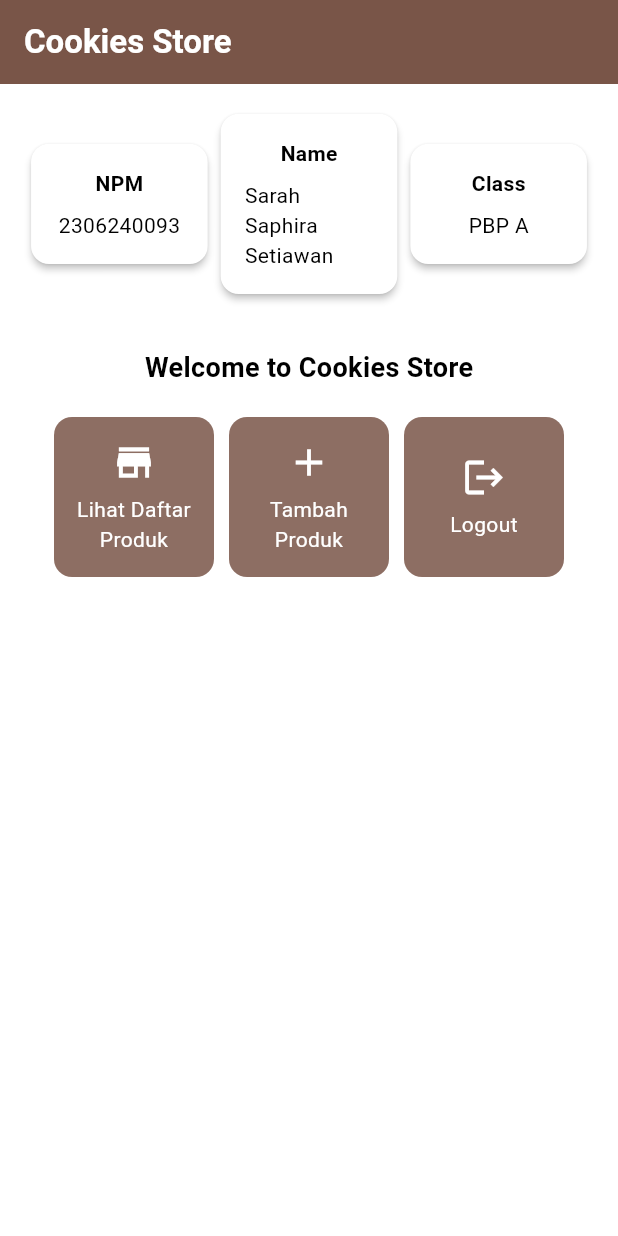
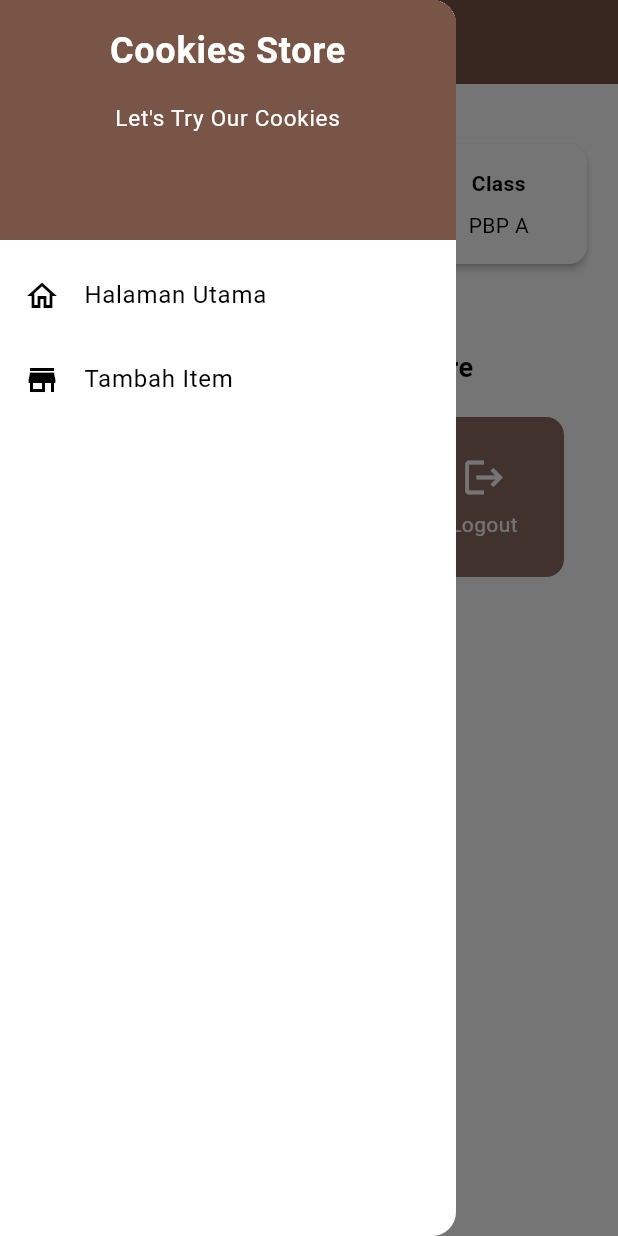
Before and after one commit to sarahsaphira/cookies-store-mobile, a Flutter app: the screen it shows after launch, with the side drawer open (before the commit the screen has no drawer), on a phone screen of 412 x 824 dp. Run offline on Flutter 3.47's test engine with Material 3 defaults, Android fonts, the phone set to English and light mode, and no system bars.

Commit message:
Tugas Individu 8

```diff
--- a/lib/main.dart
+++ b/lib/main.dart
@@ -1,5 +1,5 @@
 import 'package:flutter/material.dart';
-import 'package:cookies_store/menu.dart';
+import 'package:cookies_store/screens/menu.dart';
 
 void main() {
   runApp(const MyApp());
--- a/lib/menu.dart
+++ b/lib/screens/menu.dart
@@ -1,4 +1,7 @@
 import 'package:flutter/material.dart';
+import 'package:cookies_store/widgets/left_drawer.dart';
+import 'package:cookies_store/widgets/item_card.dart';
+
 
 class MyHomePage extends StatelessWidget {
   MyHomePage({super.key});
@@ -7,8 +10,8 @@
   final String className = 'PBP A'; // Kelas
 
   final List<ItemHomepage> items = [
-    ItemHomepage("Lihat Daftar Produk", Icons.store),
-    ItemHomepage("Tambah Produk", Icons.add),
+    ItemHomepage("Lihat Daftar Item", Icons.store),
+    ItemHomepage("Tambah Item", Icons.add),
     ItemHomepage("Logout", Icons.logout),
   ];
 
@@ -28,8 +31,10 @@
         ),
         // Warna latar belakang AppBar diambil dari skema warna tema aplikasi.
         backgroundColor: Theme.of(context).colorScheme.primary,
+        iconTheme: const IconThemeData(color: Colors.white),
       ),
       // Body halaman dengan padding di sekelilingnya.
+      drawer: const LeftDrawer(),
       body: Padding(
         padding: const EdgeInsets.all(16.0),
         // Menyusun widget secara vertikal dalam sebuah kolom.
@@ -124,64 +129,3 @@
     );
   }
 }
-
-class ItemHomepage {
-    final String name;
-    final IconData icon;
-
-    ItemHomepage(this.name, this.icon);
-}
-
-class ItemCard extends StatelessWidget {
-  // Menampilkan kartu dengan ikon dan nama.
-
-  final ItemHomepage item;
-
-  const ItemCard(this.item, {super.key});
-
-  @override
-  Widget build(BuildContext context) {
-    return Material(
-      // Menentukan warna latar belakang dari tema aplikasi.
-      color: Theme.of(context).colorScheme.secondary,
-      // Membuat sudut kartu melengkung.
-      borderRadius: BorderRadius.circular(12),
-
-      child: InkWell(
-        // Aksi ketika kartu ditekan.
-        onTap: () {
-          // Menampilkan pesan SnackBar saat kartu ditekan.
-          ScaffoldMessenger.of(context)
-            ..hideCurrentSnackBar()
-            ..showSnackBar(
-              SnackBar(content: Text("Kamu telah menekan tombol ${item.name}!"))
-            );
-        },
-        // Container untuk menyimpan Icon dan Text
-        child: Container(
-          padding: const EdgeInsets.all(8),
-          child: Center(
-            child: Column(
-              // Menyusun ikon dan teks di tengah kartu.
-              mainAxisAlignment: MainAxisAlignment.center,
-              children: [
-                Icon(
-                  item.icon,
-                  color: Colors.white,
-                  size: 30.0,
-                ),
-                const Padding(padding: EdgeInsets.all(3)),
-                Text(
-                  item.name,
-                  textAlign: TextAlign.center,
-                  style: const TextStyle(color: Colors.white),
-                ),
-              ],
-            ),
-          ),
-        ),
-      ),
-    );
-  }
-
-}
--- /dev/null
+++ b/lib/widgets/item_card.dart
@@ -0,0 +1,69 @@
+import 'package:cookies_store/screens/item_form.dart';
+import 'package:flutter/material.dart';
+
+class ItemHomepage {
+    final String name;
+    final IconData icon;
+
+    ItemHomepage(this.name, this.icon);
+}
+
+class ItemCard extends StatelessWidget {
+  // Menampilkan kartu dengan ikon dan nama.
+
+  final ItemHomepage item;
+
+  const ItemCard(this.item, {super.key});
+
+  @override
+  Widget build(BuildContext context) {
+    return Material(
+      // Menentukan warna latar belakang dari tema aplikasi.
+      color: Theme.of(context).colorScheme.secondary,
+      // Membuat sudut kartu melengkung.
+      borderRadius: BorderRadius.circular(12),
+
+      child: InkWell(
+        // Aksi ketika kartu ditekan.
+        onTap: () {
+          // Menampilkan pesan SnackBar saat kartu ditekan.
+          ScaffoldMessenger.of(context)
+            ..hideCurrentSnackBar()
+            ..showSnackBar(
+              SnackBar(content: Text("Kamu telah menekan tombol ${item.name}!"))
+            );
+          if (item.name == "Tambah Item") {
+            Navigator.push(
+              context,
+              MaterialPageRoute(builder: (context) => const ItemFormPage()),
+            );
+          }
+        },
+        // Container untuk menyimpan Icon dan Text
+        child: Container(
+          padding: const EdgeInsets.all(8),
+          child: Center(
+            child: Column(
+              // Menyusun ikon dan teks di tengah kartu.
+              mainAxisAlignment: MainAxisAlignment.center,
+              children: [
+                Icon(
+                  item.icon,
+                  color: Colors.white,
+                  size: 30.0,
+                ),
+                const Padding(padding: EdgeInsets.all(3)),
+                Text(
+                  item.name,
+                  textAlign: TextAlign.center,
+                  style: const TextStyle(color: Colors.white),
+                ),
+              ],
+            ),
+          ),
+        ),
+      ),
+    );
+  }
+
+}
--- /dev/null
+++ b/lib/widgets/left_drawer.dart
@@ -0,0 +1,67 @@
+import 'package:flutter/material.dart';
+import 'package:cookies_store/screens/menu.dart';
+import 'package:cookies_store/screens/item_form.dart';
+
+class LeftDrawer extends StatelessWidget {
+  const LeftDrawer({super.key});
+
+  @override
+  Widget build(BuildContext context) {
+    return Drawer(
+      child: ListView(
+        children: [
+          DrawerHeader(
+            decoration: BoxDecoration(
+              color: Theme.of(context).colorScheme.primary,
+            ),
+            child: const Column(
+              children: [
+                Text(
+                  'Cookies Store',
+                  textAlign: TextAlign.center,
+                  style: TextStyle(
+                    fontSize: 24,
+                    fontWeight: FontWeight.bold,
+                    color: Colors.white,
+                  ),
+                ),
+                Padding(padding: EdgeInsets.all(8)),
+                Text(
+                  "Let's Try Our Cookies",
+                  textAlign: TextAlign.center,
+                  style: TextStyle(
+                    fontSize: 15,
+                    color: Colors.white,
+                    fontWeight: FontWeight.normal,
+                  ),
+                ),
+              ],
+            ),
+          ),
+            ListTile(
+              leading: const Icon(Icons.home_outlined),
+              title: const Text('Halaman Utama'),
+              onTap: () {
+                Navigator.pushReplacement(
+                    context,
+                    MaterialPageRoute(
+                      builder: (context) => MyHomePage(),
+                    ));
+              },
+            ),
+            ListTile(
+              leading: const Icon(Icons.store),
+              title: const Text('Tambah Item'),
+              onTap: () {
+                Navigator.pushReplacement(
+                  context,
+                  MaterialPageRoute(
+                    builder: (context) => const ItemFormPage(),
+                  ));
+              },
+            ),
+        ],
+      ),
+    );
+  }
+}
```
Also changed, not shown: lib/screens/item_form.dart (added, +165 -0 lines), 1 other file.
